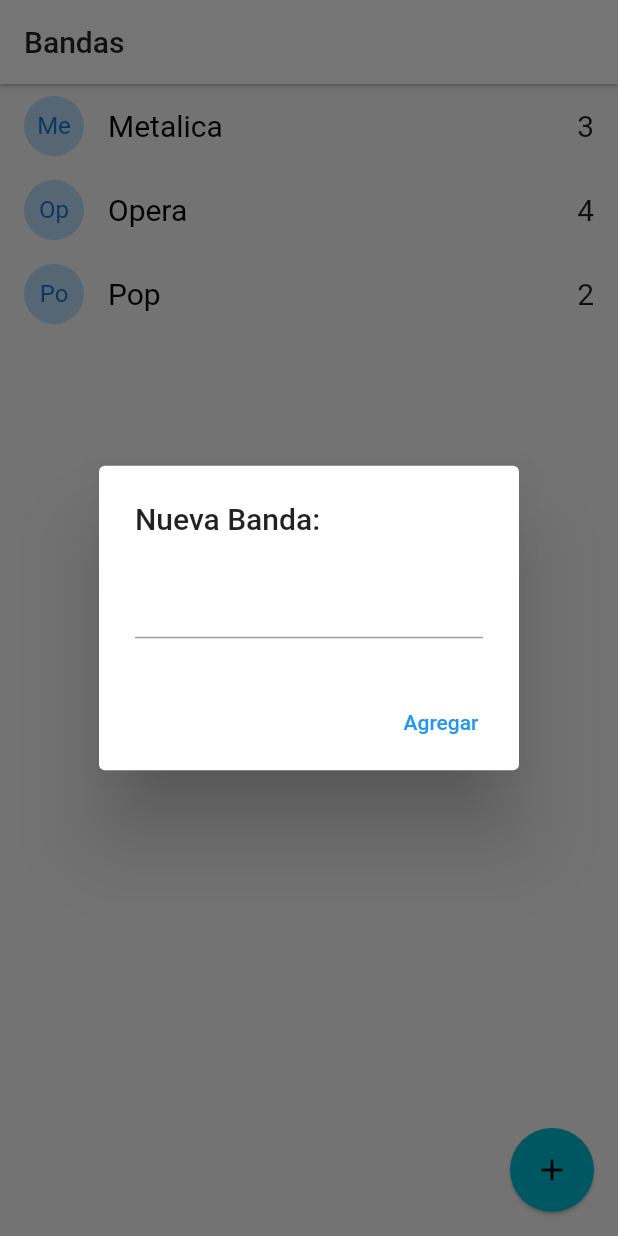
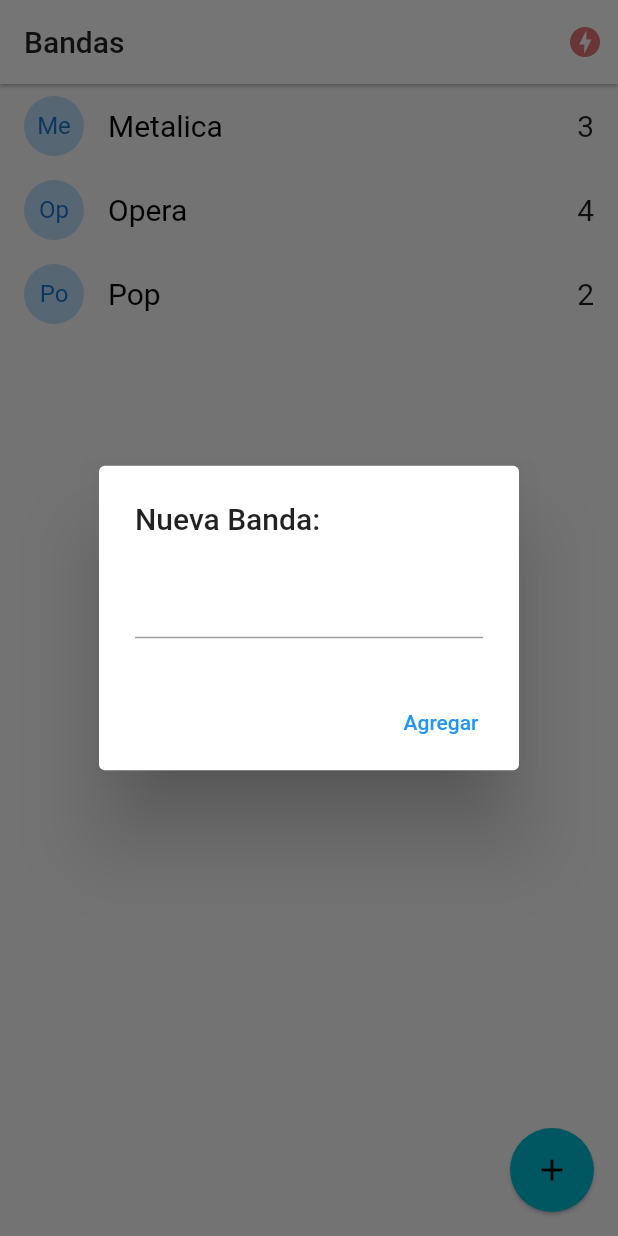
Before and after one commit to sorukenss/BandaMusicales, a Flutter app: the screen it shows after launch, after a tap on the "add" icon, on a phone screen of 412 x 824 dp. Run offline on Flutter 3.47's test engine with Material 2 defaults, Android fonts, the phone set to English and light mode, and no system bars; our stand-ins replace socket_io_client; network calls fail.

Commit message:
subidadecambios y revisar

```diff
--- a/lib/main.dart
+++ b/lib/main.dart
@@ -1,6 +1,9 @@
+import 'package:dand_names/pages/status.dart';
+import 'package:dand_names/services/services.dart';
 import 'package:flutter/material.dart';
 
 import 'package:dand_names/pages/pages.dart';
+import 'package:provider/provider.dart';
 
 void main() => runApp(const MyApp());
 
@@ -9,13 +12,19 @@ class MyApp extends StatelessWidget {
 
   @override
   Widget build(BuildContext context) {
-    return MaterialApp(
+    return MultiProvider(
+      providers: [
+        ChangeNotifierProvider(create: (_) =>  SocketService()),
+      ],
+      child: MaterialApp(
         debugShowCheckedModeBanner: false,
         title: 'Material App',
         initialRoute: HomeScreen.routeName,
         routes: {
           HomeScreen.routeName :(_) => const HomeScreen(),
+          StatusScreen.routeName: (_) => const StatusScreen(),
         },
+      ),
     );
   }
 }
--- a/lib/pages/home.dart
+++ b/lib/pages/home.dart
@@ -1,8 +1,10 @@
 import 'dart:io';
+import 'package:flutter/cupertino.dart';
+import 'package:flutter/material.dart';
+import 'package:provider/provider.dart';
 
 import 'package:dand_names/models/models.dart';
-import 'package:flutter/cupertino.dart';
-import 'package:flutter/material.dart';
+import 'package:dand_names/services/services.dart';
 
 
 class HomeScreen extends StatefulWidget {
@@ -23,13 +25,36 @@ class _HomeScreenState extends State<HomeScreen> {
       Banda(id: '3', name: 'Pop', votos: 2),
     ];
 
+
+     @override
+    void initState() {
+      final socketServises = Provider.of<SocketService>(context,listen: false);
+      socketServises.socket.on('active-bands', (payload) {
+        print(payload);
+      });
+
+      super.initState();
+
+    }
+
   @override
   Widget build(BuildContext context) {
+
+    final socketServises = Provider.of<SocketService>(context);
+
     return Scaffold(
     appBar: AppBar(
       title: const Text('Bandas',style: TextStyle(color: Colors.black87),),
       backgroundColor: Colors.white,
       elevation: 1,
+      actions: [
+        Container(
+          margin: const  EdgeInsets.only(right: 10),
+          child: socketServises.serverStatus == ServerStatus.Online
+          ?Icon(Icons.check_circle, color: Colors.blue[300],)
+          :Icon(Icons.offline_bolt, color: Colors.red[300],),
+        )
+      ],
     ),
     body: ListView.builder(
       itemCount: bandas.length,
--- a/lib/pages/pages.dart
+++ b/lib/pages/pages.dart
@@ -1,2 +1,2 @@
-
+export 'package:dand_names/pages/status.dart';
 export 'package:dand_names/pages/home.dart';
--- /dev/null
+++ b/lib/services/services.dart
@@ -0,0 +1 @@
+export 'package:dand_names/services/socket_service.dart';
--- /dev/null
+++ b/lib/services/socket_service.dart
@@ -0,0 +1,46 @@
+
+import 'package:flutter/material.dart';
+import 'package:socket_io_client/socket_io_client.dart' as IO;
+import 'package:socket_io_client/socket_io_client.dart';
+
+enum ServerStatus{
+  Online,
+  Offline,
+  Connecting,
+}
+
+class SocketService with ChangeNotifier {
+  ServerStatus  _serverStatus = ServerStatus.Connecting;
+  late IO.Socket _socket;
+
+  ServerStatus get serverStatus => this._serverStatus;
+   IO.Socket get socket => this._socket;
+
+
+
+  SocketService(){
+    _initConfig();
+  }
+
+  void _initConfig(){
+     _socket = IO.io(
+      "http://10.0.2.2:3000",
+      OptionBuilder()
+        .setTransports(['websocket'])
+        .enableAutoConnect()
+        .build()
+    );
+
+    _socket.onConnect((_) {
+      _socket.emit('mensaje', 'conectado desde app Flutter');
+      _serverStatus = ServerStatus.Online;
+      notifyListeners();
+    });
+
+    _socket.onDisconnect((_) {
+        _socket.emit('disconnect', 'desconectano desde app Flutter');
+       _serverStatus = ServerStatus.Offline;
+       notifyListeners();
+    });
+  }
+}
--- a/pubspec.yaml
+++ b/pubspec.yaml
@@ -35,6 +35,8 @@ dependencies:
   # The following adds the Cupertino Icons font to your application.
   # Use with the CupertinoIcons class for iOS style icons.
   cupertino_icons: ^1.0.2
+  socket_io_client: ^2.0.0-beta.4-nullsafety.0
+  provider: ^6.0.5
 
 dev_dependencies:
   flutter_test:
```
Also changed, not shown: lib/pages/status.dart (added, +32 -0 lines), pubspec.lock. Lines whose indentation alone changed are shown as unchanged.
